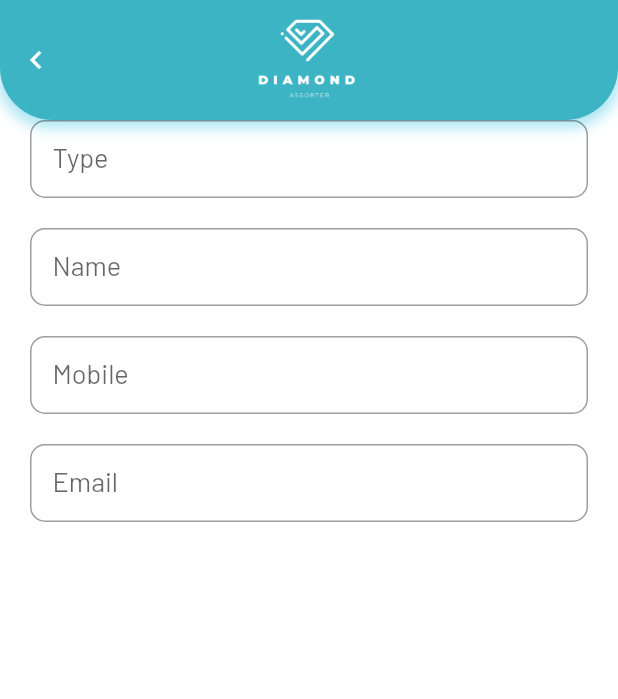
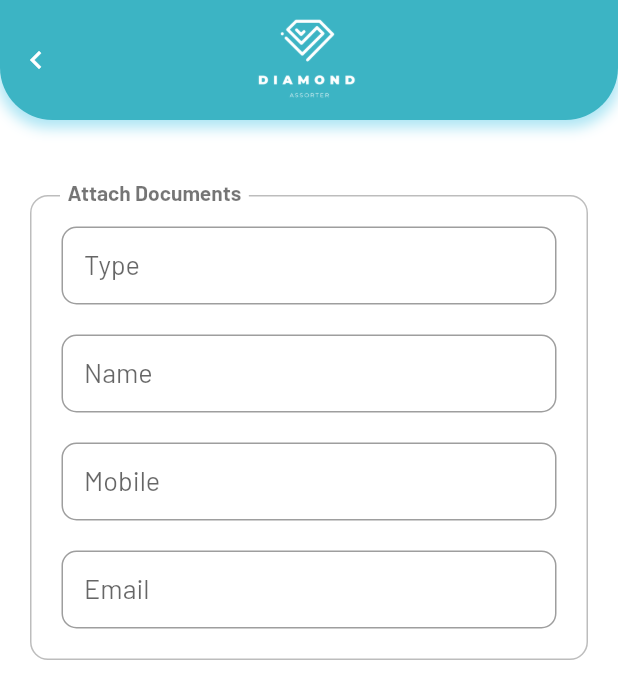
Before and after one commit to nagendrainvweb/diamond, a Flutter app: the UpdateProfile screen opened directly, on a phone screen of 412 x 824 dp. Shown: the top 699 px of the screen. Run offline on Flutter 3.47's test engine with Material 2 defaults, Android fonts, the phone set to English and light mode, and no system bars; our stand-ins replace flutter_svg, get_it, google_fonts, image_picker, shared_preferences, stacked and 1 more; missing offline and left inert: image_picker_for_web, shared_preferences_web; accounts and stored records are empty; network calls fail.

Commit message:
document add

```diff
--- a/lib/app_screens/update_profile/updateProfile_screen.dart
+++ b/lib/app_screens/update_profile/updateProfile_screen.dart
@@ -1,5 +1,6 @@
 import 'package:diamon_assorter/app_screens/update_profile/updateCompanyProfile_screen.dart';
 import 'package:diamon_assorter/app_widget/app_appbar.dart';
+import 'package:diamon_assorter/app_widget/circular_widget.dart';
 import 'package:diamon_assorter/app_widget/register_textfield.dart';
 import 'package:diamon_assorter/util/app_color.dart';
 import 'package:flutter/cupertino.dart';
@@ -23,16 +24,21 @@ class _UpdateProfileState extends State<UpdateProfile> {
           AppAppBar(
             showBackButton: true,
           ),
-          Expanded(
-            child: Container(
-              padding: const EdgeInsets.symmetric(horizontal: 20),
-              child: ListView(
+          SizedBox(height: 15,),
+          Container(
+            padding: EdgeInsets.symmetric(
+              horizontal: 20,
+              vertical: 20,
+            ),
+            child: Stack(
+              children: [
+                CircularBorder(
+                  child: Column(
                     children: [
                       RegisterTextfield(
                           text: "Type",
                           textInputType: TextInputType.name,
-                ),
-                SizedBox(
+                        ),SizedBox(
                     height: 20,
                   ),
                   RegisterTextfield(
@@ -60,14 +66,30 @@ class _UpdateProfileState extends State<UpdateProfile> {
                     text: "Email",
                     textInputType: TextInputType.emailAddress,
                   ),
-                SizedBox(
-                  height: 20,
-                ),
-
                     ],
                   ),
                 ),
-          )
+                 Container(
+                    margin: EdgeInsets.only(
+                      left: 20,
+                      bottom: 20,
+                    ),
+                    padding: EdgeInsets.all(
+                      5,
+                    ),
+                    color: AppColors.whiteColor,
+                    child: Text(
+                      "Attach Documents",
+                      style: TextStyle(
+                        fontWeight: FontWeight.bold,
+                        color: Colors.black54,
+                      ),
+                    ),
+                  ),
+              ],
+            ),
+          ),
+
         ],
       ),
     );
--- a/lib/app_widget/doc_view_widget.dart
+++ b/lib/app_widget/doc_view_widget.dart
@@ -31,7 +31,7 @@ class DocViewWidget extends StatelessWidget {
             margin: EdgeInsets.only(right: 5, top: 5),
             decoration: BoxDecoration(
               border: Border.all(
-                width: 2,
+                width: 1,
                 color: Colors.grey.shade300,
               ),
               borderRadius: BorderRadius.circular(12),
--- a/lib/register/register_page.dart
+++ b/lib/register/register_page.dart
@@ -26,7 +26,7 @@ class _RegistrationPageState extends State<RegistrationPage> {
   //   }
   //   if (_chosenValue == Constants.AGENT) {
   //     return AgentRegistrationWidget();
-  //   }
+  //
   //   if (_chosenValue == Constants.ASSERTER) {
   //     return AssorterRegisterWidget();
   //   }
```
Also changed, not shown: lib/app_screens/address/address_page.dart (added, +57 -0 lines), lib/app_screens/document/document_page.dart (added, +145 -0 lines), lib/app_screens/profile/profile_page.dart (+8 -2 lines). Lines whose indentation alone changed are shown as unchanged.
